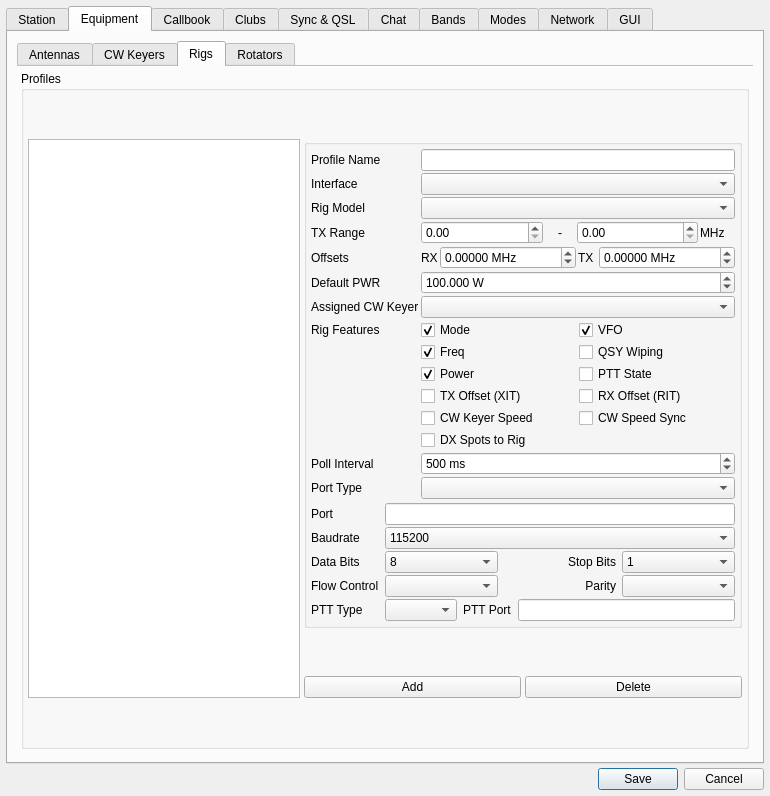
Before: the Qt Designer form ui/SettingsDialog.ui in foldynl/QLog, drawn with Qt 5.
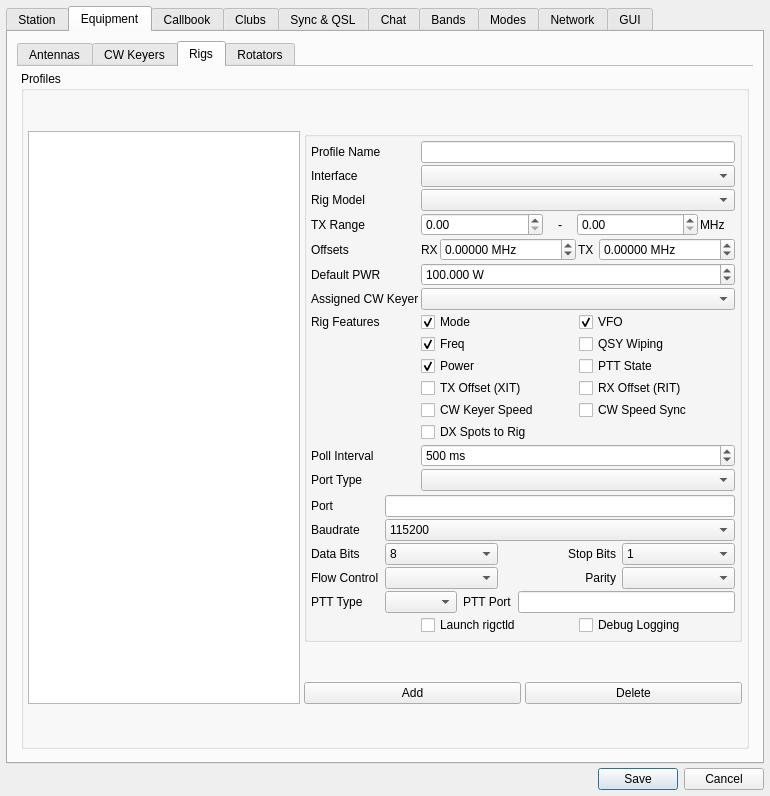
After: the same form once the commit is applied. The open tabs and pages were chosen to show the change. Icons and pictures are not drawn. Custom widgets are drawn as their Qt base class.

Commit message:
rigctld server
This is a modification for HamLib where if enebled it will take the rigprofile and launch an instance of rigctld then make a new rig instance to the rigctld server.  For MacOS it will copy rigctld executable to the app.

Patch:
```diff
--- a/ui/SettingsDialog.ui
+++ b/ui/SettingsDialog.ui
@@ -2324,6 +2324,27 @@
                    <widget class="QWidget" name="page"/>
                   </widget>
                  </item>
+                 <item row="22" column="1">
+                  <layout class="QHBoxLayout" name="horizontalLayout_4">
+                   <property name="bottomMargin">
+                    <number>0</number>
+                   </property>
+                   <item>
+                    <widget class="QCheckBox" name="rigRigCtlDLauncher">
+                     <property name="text">
+                      <string>Launch rigctld</string>
+                     </property>
+                    </widget>
+                   </item>
+                   <item>
+                    <widget class="QCheckBox" name="rigRigCtlDLoggig">
+                     <property name="text">
+                      <string>Debug Logging</string>
+                     </property>
+                    </widget>
+                   </item>
+                  </layout>
+                 </item>
                  <item row="12" column="1">
                   <layout class="QHBoxLayout" name="horizontalLayout_4">
                    <property name="bottomMargin">
```
Left out of the diff: 2 changed lines with no effect on the pictures. The commit also changes 11 other files.
